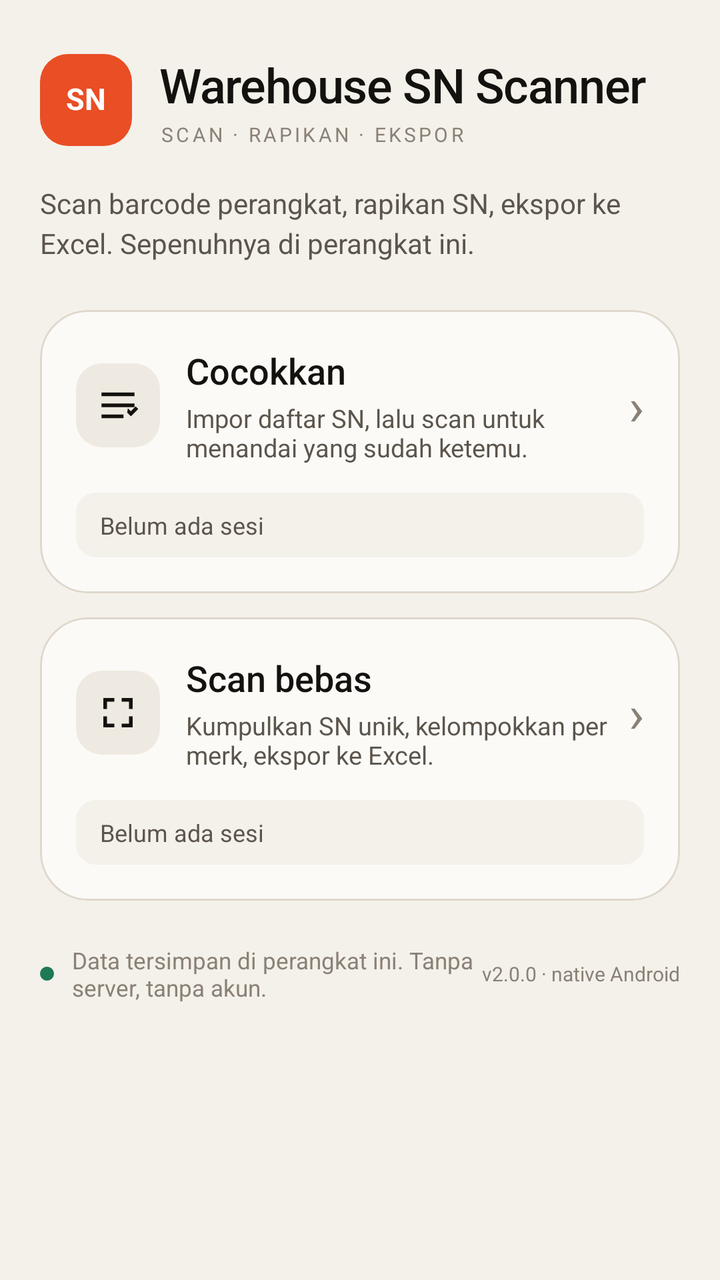
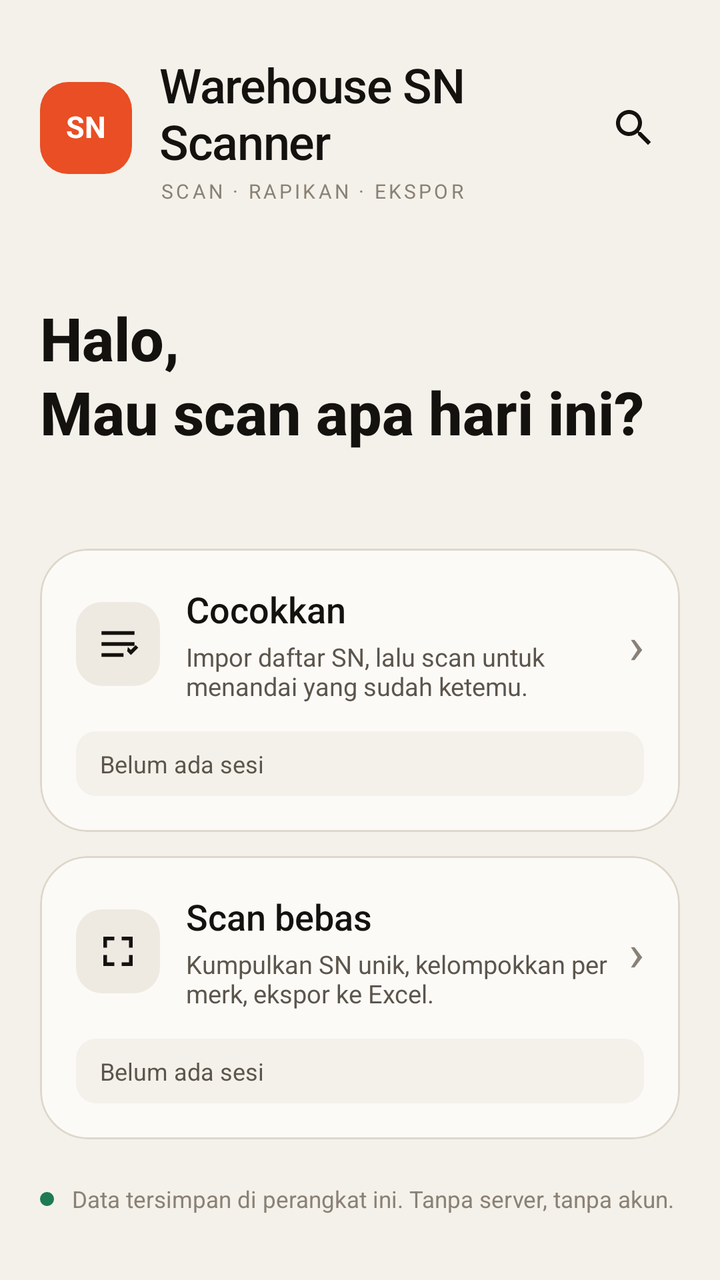

Compare the two renders of this Android layout. The source of the first and the diff that turns it into the second are given below.
<!-- AndroidManifest.xml: application theme Theme.SNScanner -->
<!-- res/layout/activity_main.xml -->
<?xml version="1.0" encoding="utf-8"?>
<ScrollView xmlns:android="http://schemas.android.com/apk/res/android"
    xmlns:app="http://schemas.android.com/apk/res-auto"
    android:layout_width="match_parent"
    android:layout_height="match_parent"
    android:background="@color/paper"
    android:clipToPadding="false"
    android:fillViewport="true"
    android:fitsSystemWindows="true">

    <LinearLayout
        android:layout_width="match_parent"
        android:layout_height="wrap_content"
        android:orientation="vertical"
        android:paddingStart="20dp"
        android:paddingTop="26dp"
        android:paddingEnd="20dp"
        android:paddingBottom="24dp">

        <LinearLayout
            android:layout_width="match_parent"
            android:layout_height="wrap_content"
            android:gravity="center_vertical"
            android:orientation="horizontal">

            <TextView
                android:layout_width="46dp"
                android:layout_height="46dp"
                android:background="@drawable/bg_logo"
                android:gravity="center"
                android:includeFontPadding="false"
                android:text="SN"
                android:textColor="@color/white"
                android:textSize="15sp"
                android:textStyle="bold" />

            <LinearLayout
                android:layout_width="0dp"
                android:layout_height="wrap_content"
                android:layout_marginStart="14dp"
                android:layout_weight="1"
                android:orientation="vertical">

                <TextView
                    android:layout_width="wrap_content"
                    android:layout_height="wrap_content"
                    android:fontFamily="sans-serif-medium"
                    android:letterSpacing="-0.02"
                    android:text="@string/home_title"
                    android:textColor="@color/ink"
                    android:textSize="24sp" />

                <TextView
                    android:layout_width="wrap_content"
                    android:layout_height="wrap_content"
                    android:layout_marginTop="2dp"
                    android:text="SCAN · RAPIKAN · EKSPOR"
                    android:textColor="@color/ink_faint"
                    android:textSize="10sp"
                    android:letterSpacing="0.14" />
            </LinearLayout>
        </LinearLayout>

        <TextView
            android:layout_width="match_parent"
            android:layout_height="wrap_content"
            android:layout_marginTop="18dp"
            android:lineSpacingMultiplier="1.2"
            android:text="@string/home_subtitle"
            android:textColor="@color/ink_soft"
            android:textSize="14sp" />

        <com.google.android.material.card.MaterialCardView
            android:id="@+id/matchCard"
            style="@style/Widget.SNScanner.Card"
            android:layout_width="match_parent"
            android:layout_height="wrap_content"
            android:layout_marginTop="24dp"
            android:clickable="true"
            android:focusable="true"
            android:foreground="?attr/selectableItemBackground">

            <LinearLayout
                android:layout_width="match_parent"
                android:layout_height="wrap_content"
                android:orientation="vertical"
                android:padding="18dp">

                <LinearLayout
                    android:layout_width="match_parent"
                    android:layout_height="wrap_content"
                    android:gravity="center_vertical"
                    android:orientation="horizontal">

                    <ImageView
                        android:layout_width="42dp"
                        android:layout_height="42dp"
                        android:background="@drawable/bg_icon_soft"
                        android:contentDescription="@string/mode_match_title"
                        android:padding="10dp"
                        android:src="@drawable/ic_match"
                        app:tint="@color/ink" />

                    <LinearLayout
                        android:layout_width="0dp"
                        android:layout_height="wrap_content"
                        android:layout_marginStart="13dp"
                        android:layout_weight="1"
                        android:orientation="vertical">

                        <TextView
                            android:layout_width="wrap_content"
                            android:layout_height="wrap_content"
                            android:fontFamily="sans-serif-medium"
                            android:text="@string/mode_match_title"
                            android:textColor="@color/ink"
                            android:textSize="18sp" />

                        <TextView
                            android:layout_width="wrap_content"
                            android:layout_height="wrap_content"
                            android:layout_marginTop="3dp"
                            android:text="@string/mode_match_desc"
                            android:textColor="@color/ink_soft"
                            android:textSize="12.5sp" />
                    </LinearLayout>

                    <TextView
                        android:layout_width="wrap_content"
                        android:layout_height="wrap_content"
                        android:text="›"
                        android:textColor="@color/ink_faint"
                        android:textSize="26sp" />
                </LinearLayout>

                <TextView
                    android:id="@+id/matchStats"
                    android:layout_width="match_parent"
                    android:layout_height="wrap_content"
                    android:layout_marginTop="14dp"
                    android:background="@drawable/bg_stats"
                    android:paddingStart="12dp"
                    android:paddingTop="8dp"
                    android:paddingEnd="12dp"
                    android:paddingBottom="8dp"
                    android:text="@string/no_session"
                    android:textColor="@color/ink_soft"
                    android:textSize="12sp" />
            </LinearLayout>
        </com.google.android.material.card.MaterialCardView>

        <com.google.android.material.card.MaterialCardView
            android:id="@+id/collectCard"
            style="@style/Widget.SNScanner.Card"
            android:layout_width="match_parent"
            android:layout_height="wrap_content"
            android:layout_marginTop="12dp"
            android:clickable="true"
            android:focusable="true"
            android:foreground="?attr/selectableItemBackground">

            <LinearLayout
                android:layout_width="match_parent"
                android:layout_height="wrap_content"
                android:orientation="vertical"
                android:padding="18dp">

                <LinearLayout
                    android:layout_width="match_parent"
                    android:layout_height="wrap_content"
                    android:gravity="center_vertical"
                    android:orientation="horizontal">

                    <ImageView
                        android:layout_width="42dp"
                        android:layout_height="42dp"
                        android:background="@drawable/bg_icon_soft"
                        android:contentDescription="@string/mode_collect_title"
                        android:padding="10dp"
                        android:src="@drawable/ic_collect"
                        app:tint="@color/ink" />

                    <LinearLayout
                        android:layout_width="0dp"
                        android:layout_height="wrap_content"
                        android:layout_marginStart="13dp"
                        android:layout_weight="1"
                        android:orientation="vertical">

                        <TextView
                            android:layout_width="wrap_content"
                            android:layout_height="wrap_content"
                            android:fontFamily="sans-serif-medium"
                            android:text="@string/mode_collect_title"
                            android:textColor="@color/ink"
                            android:textSize="18sp" />

                        <TextView
                            android:layout_width="wrap_content"
                            android:layout_height="wrap_content"
                            android:layout_marginTop="3dp"
                            android:text="@string/mode_collect_desc"
                            android:textColor="@color/ink_soft"
                            android:textSize="12.5sp" />
                    </LinearLayout>

                    <TextView
                        android:layout_width="wrap_content"
                        android:layout_height="wrap_content"
                        android:text="›"
                        android:textColor="@color/ink_faint"
                        android:textSize="26sp" />
                </LinearLayout>

                <TextView
                    android:id="@+id/collectStats"
                    android:layout_width="match_parent"
                    android:layout_height="wrap_content"
                    android:layout_marginTop="14dp"
                    android:background="@drawable/bg_stats"
                    android:paddingStart="12dp"
                    android:paddingTop="8dp"
                    android:paddingEnd="12dp"
                    android:paddingBottom="8dp"
                    android:text="@string/no_session"
                    android:textColor="@color/ink_soft"
                    android:textSize="12sp" />
            </LinearLayout>
        </com.google.android.material.card.MaterialCardView>

        <LinearLayout
            android:layout_width="match_parent"
            android:layout_height="wrap_content"
            android:layout_marginTop="22dp"
            android:gravity="center_vertical"
            android:orientation="horizontal">

            <View
                android:layout_width="7dp"
                android:layout_height="7dp"
                android:background="@drawable/bg_dot_success" />

            <TextView
                android:layout_width="0dp"
                android:layout_height="wrap_content"
                android:layout_marginStart="9dp"
                android:layout_weight="1"
                android:text="@string/saved_local"
                android:textColor="@color/ink_faint"
                android:textSize="11.5sp" />

            <TextView
                android:id="@+id/versionFooter"
                android:layout_width="wrap_content"
                android:layout_height="wrap_content"
                android:text="@string/version_footer"
                android:textColor="@color/ink_faint"
                android:textSize="10sp" />
        </LinearLayout>
    </LinearLayout>
</ScrollView>
<!-- resources referenced by this layout -->
<resources>
  <color name="ink">#14120F</color>
  <color name="ink_faint">#8A8176</color>
  <color name="ink_soft">#5C554C</color>
  <color name="paper">#F4F1EA</color>
  <color name="white">#FFFFFF</color>
  <!-- drawable bg_dot_success (drawable) -->
  <?xml version="1.0" encoding="utf-8"?>
  <shape xmlns:android="http://schemas.android.com/apk/res/android"
      android:shape="oval">
      <solid android:color="@color/success" />
  </shape>
  <!-- drawable bg_icon_soft (drawable) -->
  <?xml version="1.0" encoding="utf-8"?>
  <shape xmlns:android="http://schemas.android.com/apk/res/android"
      android:shape="rectangle">
      <solid android:color="@color/surface_soft" />
      <corners android:radius="13dp" />
  </shape>
  <!-- drawable bg_logo (drawable) -->
  <?xml version="1.0" encoding="utf-8"?>
  <shape xmlns:android="http://schemas.android.com/apk/res/android"
      android:shape="rectangle">
      <solid android:color="@color/accent" />
      <corners android:radius="14dp" />
  </shape>
  <!-- drawable bg_stats (drawable) -->
  <?xml version="1.0" encoding="utf-8"?>
  <shape xmlns:android="http://schemas.android.com/apk/res/android"
      android:shape="rectangle">
      <solid android:color="@color/paper" />
      <corners android:radius="10dp" />
  </shape>
  <!-- drawable ic_collect (drawable) -->
  <vector xmlns:android="http://schemas.android.com/apk/res/android"
      android:width="24dp"
      android:height="24dp"
      android:viewportWidth="24"
      android:viewportHeight="24">
      <path
          android:fillColor="#FF000000"
          android:pathData="M4,4h6v2H6v4H4V4zM14,4h6v6h-2V6h-4V4zM4,14h2v4h4v2H4v-6zM18,18h-4v2h6v-6h-2v4z" />
  </vector>
  <string name="home_subtitle">Scan barcode perangkat, rapikan SN, ekspor ke Excel. Sepenuhnya di perangkat ini.</string>
  <string name="home_title">Warehouse SN Scanner</string>
  <string name="mode_collect_desc">Kumpulkan SN unik, kelompokkan per merk, ekspor ke Excel.</string>
  <string name="mode_collect_title">Scan bebas</string>
  <string name="mode_match_desc">Impor daftar SN, lalu scan untuk menandai yang sudah ketemu.</string>
  <string name="mode_match_title">Cocokkan</string>
  <string name="no_session">Belum ada sesi</string>
  <string name="saved_local">Data tersimpan di perangkat ini. Tanpa server, tanpa akun.</string>
  <string name="version_footer">v2.0.0 · native Android</string>
  <style name="Widget.SNScanner.Card" parent="Widget.Material3.CardView.Elevated">
          <item name="cardCornerRadius">24dp</item>
          <item name="cardElevation">0dp</item>
          <item name="strokeColor">@color/line</item>
          <item name="strokeWidth">1dp</item>
          <item name="cardBackgroundColor">@color/surface</item>
      </style>
  <color name="success">#1D7A55</color>
  <color name="surface_soft">#EFEAE1</color>
  <color name="accent">#E94E24</color>
  <color name="line">#DED7CB</color>
  <color name="surface">#FBFAF7</color>
  <color name="accent_soft">#FCE7DF</color>
  <color name="accent_dark">#C93D18</color>
  <style name="ThemeOverlay.SNScanner.Dialog" parent="ThemeOverlay.Material3.MaterialAlertDialog">
          <item name="colorSurface">@color/surface</item>
          <item name="colorOnSurface">@color/ink</item>
      </style>
  <!-- unchanged entries left out for length: 2 -->
</resources>

<!-- the commit's change to res/layout/activity_main.xml (unified diff, before → after) -->
@@ -59,16 +59,32 @@
                     android:textSize="10sp"
                     android:letterSpacing="0.14" />
             </LinearLayout>
+
+            <ImageButton
+                android:id="@+id/homeSearchButton"
+                android:layout_width="46dp"
+                android:layout_height="46dp"
+                android:layout_marginStart="8dp"
+                android:background="?attr/selectableItemBackgroundBorderless"
+                android:contentDescription="@string/search_hint"
+                android:padding="12dp"
+                android:src="@drawable/ic_search"
+                app:tint="@color/ink" />
         </LinearLayout>
 
         <TextView
-            android:layout_width="match_parent"
-            android:layout_height="wrap_content"
-            android:layout_marginTop="18dp"
-            android:lineSpacingMultiplier="1.2"
-            android:text="@string/home_subtitle"
-            android:textColor="@color/ink_soft"
-            android:textSize="14sp" />
+            android:id="@+id/homeGreeting"
+            android:layout_width="match_parent"
+            android:layout_height="wrap_content"
+            android:layout_marginTop="22dp"
+            android:fontFamily="sans-serif-medium"
+            android:gravity="center_vertical"
+            android:lineSpacingMultiplier="1.05"
+            android:minHeight="126dp"
+            android:text="@string/home_greeting_1"
+            android:textColor="@color/ink"
+            android:textSize="30sp"
+            android:textStyle="bold" />
 
         <com.google.android.material.card.MaterialCardView
             android:id="@+id/matchCard"
@@ -253,7 +269,6 @@
                 android:id="@+id/versionFooter"
                 android:layout_width="wrap_content"
                 android:layout_height="wrap_content"
-                android:text="@string/version_footer"
                 android:textColor="@color/ink_faint"
                 android:textSize="10sp" />
         </LinearLayout>
<!-- resource entries referenced after the edit -->
@@ -42,7 +42,17 @@
           android:fillColor="#FF000000"
           android:pathData="M4,4h6v2H6v4H4V4zM14,4h6v6h-2V6h-4V4zM4,14h2v4h4v2H4v-6zM18,18h-4v2h6v-6h-2v4z" />
   </vector>
-  <string name="home_subtitle">Scan barcode perangkat, rapikan SN, ekspor ke Excel. Sepenuhnya di perangkat ini.</string>
+  <!-- drawable ic_search (drawable) -->
+  <vector xmlns:android="http://schemas.android.com/apk/res/android"
+      android:width="24dp"
+      android:height="24dp"
+      android:viewportWidth="24"
+      android:viewportHeight="24">
+      <path
+          android:fillColor="#FF000000"
+          android:pathData="M15.5,14h-0.79l-0.28,-0.27C15.41,12.59 16,11.11 16,9.5 16,5.91 13.09,3 9.5,3S3,5.91 3,9.5 5.91,16 9.5,16c1.61,0 3.09,-0.59 4.23,-1.57l0.27,0.28v0.79l5,4.99L20.49,19l-4.99,-5zM9.5,14C7.01,14 5,11.99 5,9.5S7.01,5 9.5,5 14,7.01 14,9.5 11.99,14 9.5,14z" />
+  </vector>
+  <string name="home_greeting_1">Halo,\nMau scan apa hari ini?</string>
   <string name="home_title">Warehouse SN Scanner</string>
   <string name="mode_collect_desc">Kumpulkan SN unik, kelompokkan per merk, ekspor ke Excel.</string>
   <string name="mode_collect_title">Scan bebas</string>
@@ -50,7 +60,7 @@
   <string name="mode_match_title">Cocokkan</string>
   <string name="no_session">Belum ada sesi</string>
   <string name="saved_local">Data tersimpan di perangkat ini. Tanpa server, tanpa akun.</string>
-  <string name="version_footer">v2.0.0 · native Android</string>
+  <string name="search_hint">Cari SN…</string>
   <style name="Widget.SNScanner.Card" parent="Widget.Material3.CardView.Elevated">
           <item name="cardCornerRadius">24dp</item>
           <item name="cardElevation">0dp</item>
